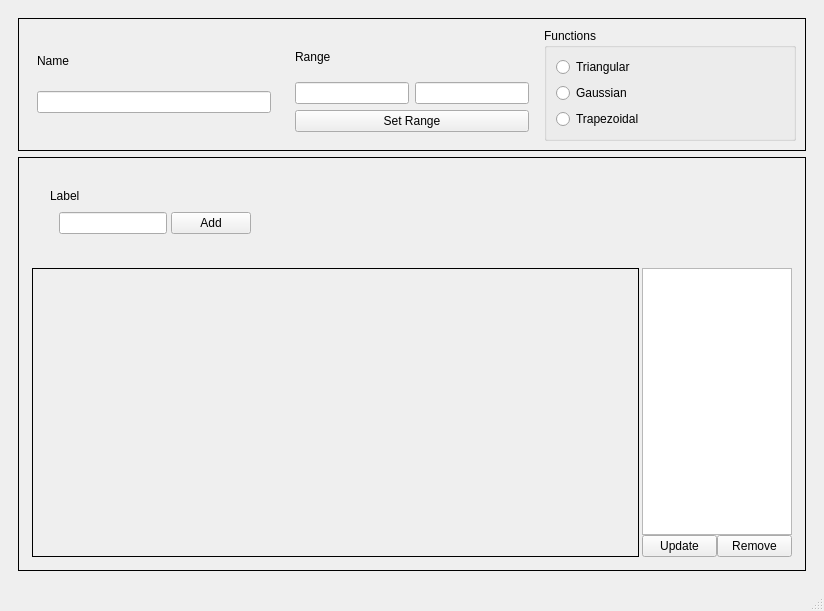
The window that design/input.ui (bbaltuntas/tubitak-fuzzy) describes before a commit, drawn with Qt 5.
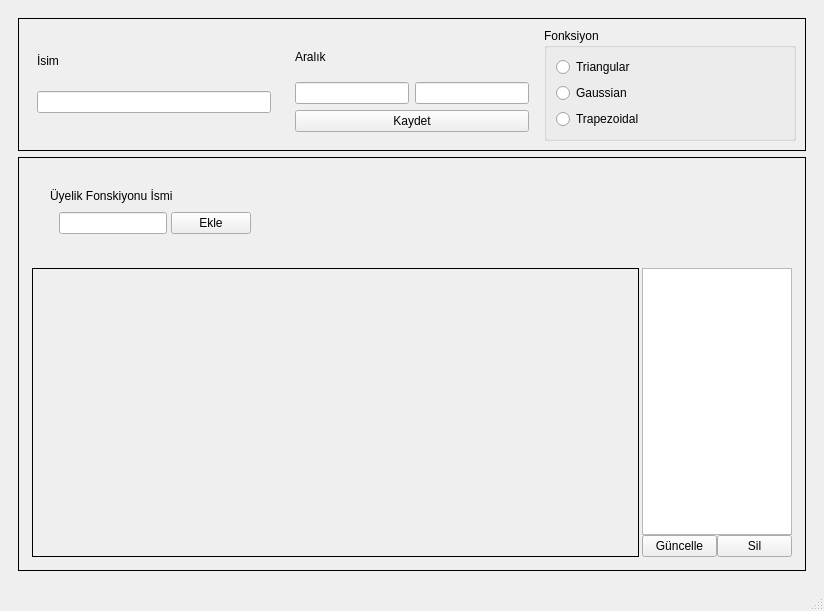
The same window after the commit.

Patch:
```diff
--- a/design/input.ui
+++ b/design/input.ui
@@ -48,7 +48,7 @@
                 </sizepolicy>
                </property>
                <property name="text">
-                <string>Name</string>
+                <string>İsim</string>
                </property>
               </widget>
              </item>
@@ -70,7 +70,7 @@
              <item>
               <widget class="QLabel" name="label_2">
                <property name="text">
-                <string>Range</string>
+                <string>Aralık</string>
                </property>
               </widget>
              </item>
@@ -87,7 +87,7 @@
              <item>
               <widget class="QPushButton" name="set_domain">
                <property name="text">
-                <string>Set Range</string>
+                <string>Kaydet</string>
                </property>
               </widget>
              </item>
@@ -103,7 +103,7 @@
              </sizepolicy>
             </property>
             <property name="title">
-             <string>Functions</string>
+             <string>Fonksiyon</string>
             </property>
             <layout class="QVBoxLayout" name="verticalLayout_5">
              <item>
@@ -187,7 +187,7 @@
                    <item>
                     <widget class="QLabel" name="label_3">
                      <property name="text">
-                      <string>Label</string>
+                      <string>Üyelik Fonskiyonu İsmi</string>
                      </property>
                     </widget>
                    </item>
@@ -222,7 +222,7 @@
                          </sizepolicy>
                         </property>
                         <property name="text">
-                         <string>Add</string>
+                         <string>Ekle</string>
                         </property>
                        </widget>
                       </item>
@@ -365,14 +365,14 @@
                     <item>
                      <widget class="QPushButton" name="update_mf_button">
                       <property name="text">
-                       <string>Update</string>
+                       <string>Güncelle</string>
                       </property>
                      </widget>
                     </item>
                     <item>
                      <widget class="QPushButton" name="remove_mf_button">
                       <property name="text">
-                       <string>Remove</string>
+                       <string>Sil</string>
                       </property>
                      </widget>
                     </item>
```
